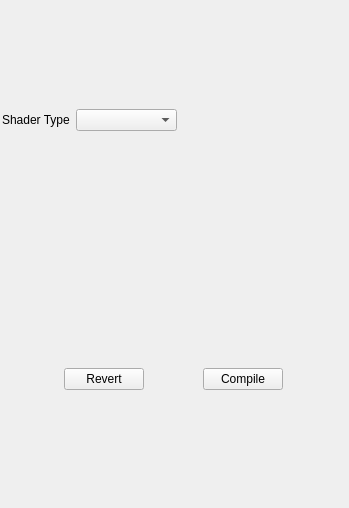
This is Editor/LuxonEditor.GUI.Qt/ShaderCreation/ShaderInspecterWidget.ui in s-rahmani1992/LuxonEngine as Qt 5 draws it before an edit. The edited form follows.
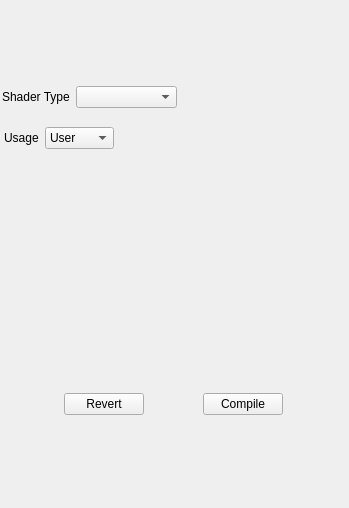
This is the edited form. Custom widgets are drawn as their Qt base class.

Commit message: Added property for shader usage.

Diff of the .ui file:
```diff
--- a/Editor/LuxonEditor.GUI.Qt/ShaderCreation/ShaderInspecterWidget.ui
+++ b/Editor/LuxonEditor.GUI.Qt/ShaderCreation/ShaderInspecterWidget.ui
@@ -127,6 +127,86 @@
         </layout>
        </widget>
       </item>
+      <item>
+       <widget class="QWidget" name="shaderUsageField" native="true">
+        <property name="sizePolicy">
+         <sizepolicy hsizetype="Fixed" vsizetype="Fixed">
+          <horstretch>0</horstretch>
+          <verstretch>0</verstretch>
+         </sizepolicy>
+        </property>
+        <layout class="QHBoxLayout" name="usageLayout" stretch="0,0">
+         <property name="leftMargin">
+          <number>2</number>
+         </property>
+         <property name="topMargin">
+          <number>2</number>
+         </property>
+         <property name="rightMargin">
+          <number>2</number>
+         </property>
+         <property name="bottomMargin">
+          <number>2</number>
+         </property>
+         <item>
+          <widget class="QLabel" name="usageLabel">
+           <property name="sizePolicy">
+            <sizepolicy hsizetype="Fixed" vsizetype="Preferred">
+             <horstretch>0</horstretch>
+             <verstretch>0</verstretch>
+            </sizepolicy>
+           </property>
+           <property name="text">
+            <string>Usage</string>
+           </property>
+          </widget>
+         </item>
+         <item>
+          <widget class="QComboBox" name="shaderUsageBox">
+           <property name="sizePolicy">
+            <sizepolicy hsizetype="Fixed" vsizetype="Fixed">
+             <horstretch>0</horstretch>
+             <verstretch>0</verstretch>
+            </sizepolicy>
+           </property>
+           <property name="maxCount">
+            <number>2</number>
+           </property>
+           <item>
+            <property name="text">
+             <string>User</string>
+            </property>
+           </item>
+           <item>
+            <property name="text">
+             <string>Internal</string>
+            </property>
+           </item>
+          </widget>
+         </item>
+        </layout>
+       </widget>
+      </item>
+      <item>
+       <widget class="QTextField" name="nameField">
+        <property name="labelText">
+         <string>Name</string>
+        </property>
+        <property name="placeHolder">
+         <string>Display Name</string>
+        </property>
+       </widget>
+      </item>
+      <item>
+       <widget class="QTextField" name="identifierField">
+        <property name="labelText">
+         <string>Identifier</string>
+        </property>
+        <property name="placeHolder">
+         <string>Internal Identifier</string>
+        </property>
+       </widget>
+      </item>
       <item>
        <widget class="QWidget" name="rasterizationContainer" native="true">
         <property name="enabled">
```
The commit also changes 30 other files.
